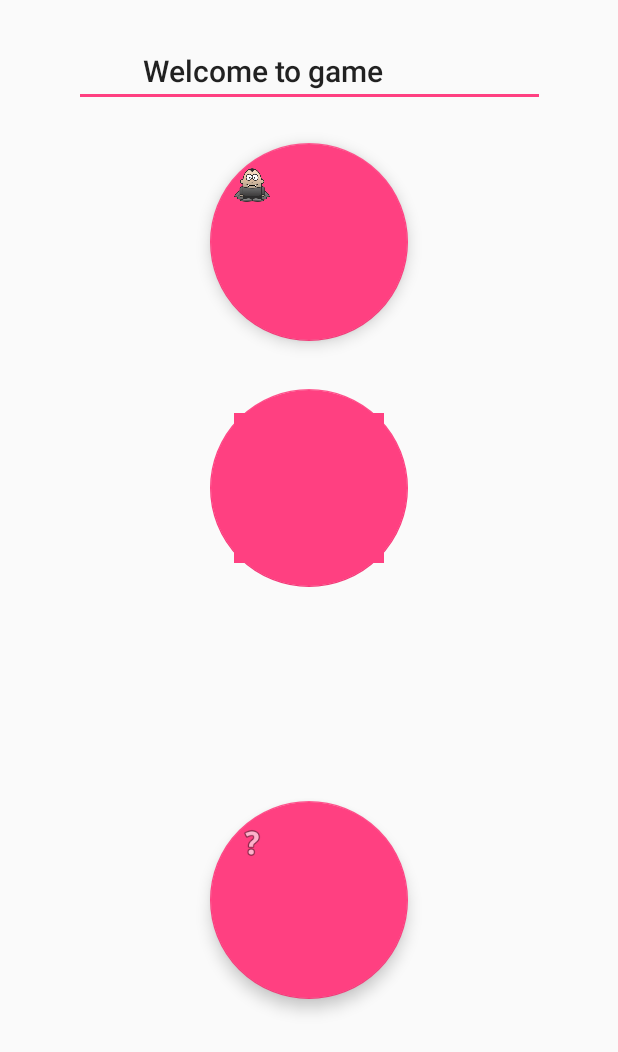
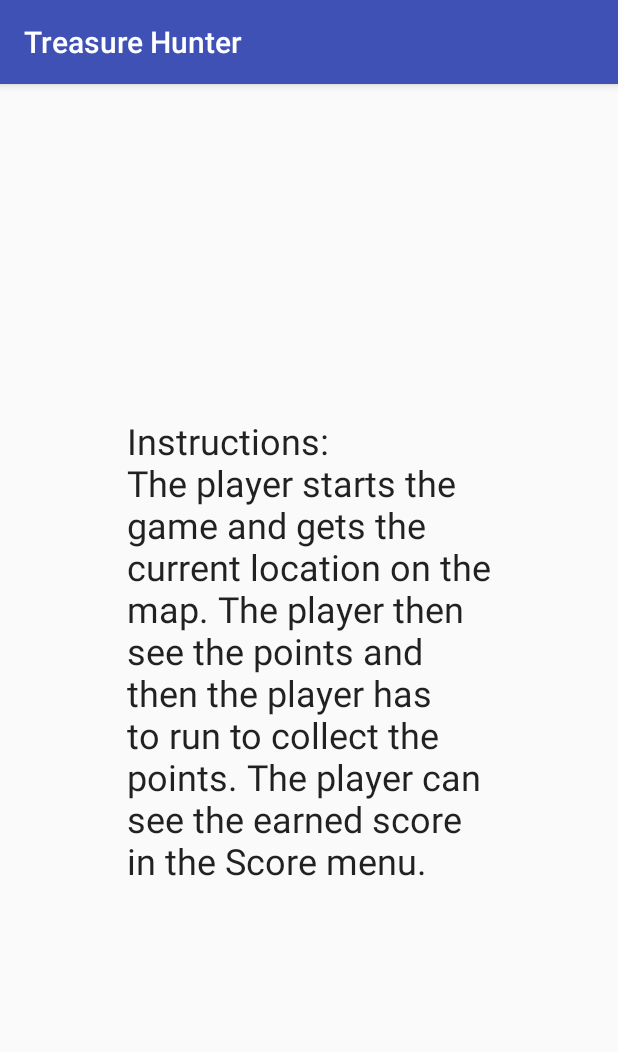
Before and after one commit to NeelamSingla/GroupAndroidProject, an Android app: the screen it shows after launch (HomeMenuActivity before the commit, HelpInstructionsActivity after it), after a tap on an icon or button, on a phone screen of 412 x 824 dp. Shown: the top 1052 px of the screen. Run offline under Robolectric (Android 15) with nearby library versions, the phone set to English and light mode, and no system bars.

Commit message:
Added Instructions activity screen

```diff
--- a/app/src/main/AndroidManifest.xml
+++ b/app/src/main/AndroidManifest.xml
@@ -45,8 +45,8 @@
 
         <activity
             android:name=".MapsActivity"
-            android:label="@string/title_activity_maps"></activity>
-        <activity android:name=".HelpInstructionsActivity"></activity>
+            android:label="@string/title_activity_maps" />
+        <activity android:name=".HelpInstructionsActivity" />
     </application>
 
 </manifest>
--- /dev/null
+++ b/app/src/main/java/com/jailbreackers/soulhunter/HelpInstructionsActivity.kt
@@ -0,0 +1,12 @@
+package com.jailbreackers.soulhunter
+
+import android.support.v7.app.AppCompatActivity
+import android.os.Bundle
+
+class HelpInstructionsActivity : AppCompatActivity() {
+
+    override fun onCreate(savedInstanceState: Bundle?) {
+        super.onCreate(savedInstanceState)
+        setContentView(R.layout.activity_help_instructions)
+    }
+}
--- a/app/src/main/java/com/jailbreackers/soulhunter/HomeMenuActivity.kt
+++ b/app/src/main/java/com/jailbreackers/soulhunter/HomeMenuActivity.kt
@@ -24,8 +24,4 @@ class HomeMenuActivity : AppCompatActivity() {
         }
     }
 
-
-
-
-
 }
--- /dev/null
+++ b/app/src/main/res/layout/activity_help_instructions.xml
@@ -0,0 +1,23 @@
+<?xml version="1.0" encoding="utf-8"?>
+<android.support.constraint.ConstraintLayout xmlns:android="http://schemas.android.com/apk/res/android"
+    xmlns:app="http://schemas.android.com/apk/res-auto"
+    xmlns:tools="http://schemas.android.com/tools"
+    android:layout_width="match_parent"
+    android:layout_height="match_parent"
+    tools:context=".HelpInstructionsActivity">
+
+    <TextView
+        android:id="@+id/textView"
+        android:layout_width="243dp"
+        android:layout_height="325dp"
+        android:layout_marginBottom="8dp"
+        android:layout_marginEnd="8dp"
+        android:layout_marginStart="8dp"
+        android:layout_marginTop="8dp"
+        android:text="Instructions:                The player starts the game and gets the current location on the map. The player then see the points and then the player has to run to collect the points. The player can see the earned score in the Score menu."
+        android:textAppearance="@style/TextAppearance.AppCompat.Headline"
+        app:layout_constraintBottom_toBottomOf="parent"
+        app:layout_constraintEnd_toEndOf="parent"
+        app:layout_constraintStart_toStartOf="parent"
+        app:layout_constraintTop_toTopOf="parent" />
+</android.support.constraint.ConstraintLayout>
--- a/app/src/main/res/layout/activity_home_menu.xml
+++ b/app/src/main/res/layout/activity_home_menu.xml
@@ -12,7 +12,6 @@
         style="@android:style/Widget.Holo.EditText"
         android:layout_width="314dp"
         android:layout_height="47dp"
-        android:layout_marginBottom="8dp"
         android:layout_marginEnd="8dp"
         android:layout_marginStart="8dp"
         android:layout_marginTop="24dp"
@@ -21,7 +20,7 @@
         android:inputType="textMultiLine"
         android:selectAllOnFocus="false"
         android:singleLine="false"
-        android:text="         Welcome to game "
+        android:text="          Welcome to game "
         android:textAppearance="@style/TextAppearance.AppCompat.Title"
         app:layout_constraintBottom_toTopOf="@+id/fab_playbutton"
         app:layout_constraintEnd_toEndOf="parent"
@@ -36,6 +35,7 @@
         android:layout_marginStart="8dp"
         android:layout_marginTop="24dp"
         android:clickable="true"
+        app:backgroundTint="@android:color/holo_blue_dark"
         app:layout_constraintEnd_toEndOf="parent"
         app:layout_constraintStart_toStartOf="parent"
         app:layout_constraintTop_toBottomOf="@+id/welcomeText"
@@ -48,8 +48,9 @@
         android:layout_marginBottom="24dp"
         android:layout_marginEnd="8dp"
         android:layout_marginStart="8dp"
-        android:layout_marginTop="8dp"
+        android:layout_marginTop="24dp"
         android:clickable="true"
+        app:backgroundTint="@android:color/holo_blue_dark"
         app:layout_constraintBottom_toBottomOf="parent"
         app:layout_constraintEnd_toEndOf="parent"
         app:layout_constraintStart_toStartOf="parent"
@@ -64,10 +65,11 @@
         android:layout_marginStart="8dp"
         android:layout_marginTop="32dp"
         android:clickable="true"
+        app:backgroundTint="@android:color/holo_blue_dark"
         app:elevation="0dp"
         app:layout_constraintEnd_toEndOf="parent"
         app:layout_constraintStart_toStartOf="parent"
         app:layout_constraintTop_toBottomOf="@+id/fab_playbutton"
-        app:srcCompat="?attr/colorAccent" />
+        app:srcCompat="@drawable/score" />
 
 </android.support.constraint.ConstraintLayout>
```
Also changed, not shown: app/src/main/res/drawable/Score.png (added), 2 other files.
